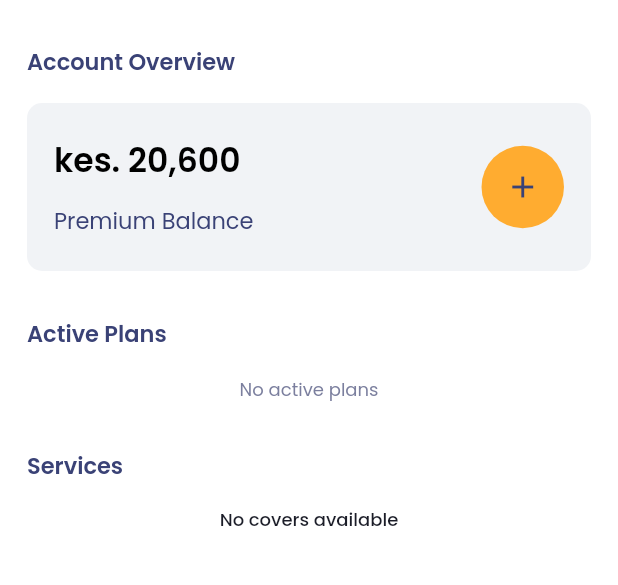
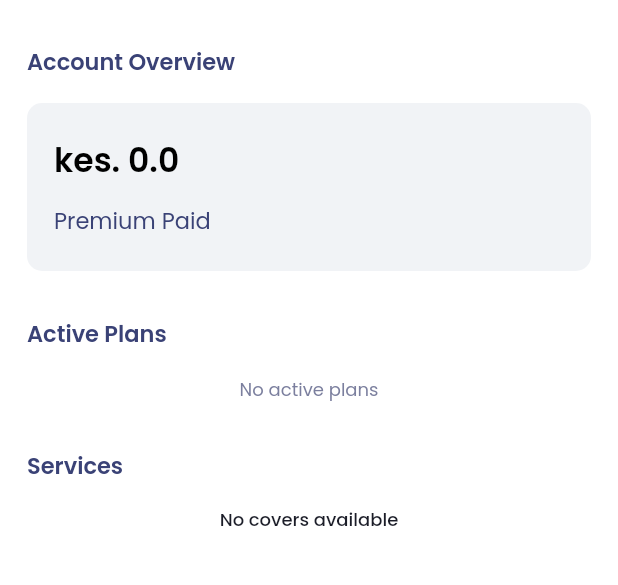
Before and after one commit to TunzaHq/tunza, a Flutter app: the HomePage screen opened directly, on a phone screen of 412 x 824 dp, the part 101-686 px from its top. Run offline on Flutter 3.47's test engine with Material 2 defaults, Android fonts, the phone set to English and light mode, and no system bars; our stand-ins replace camera, flutter_svg, geocoding, geolocator, google_fonts, image_picker and 2 more; missing offline and left inert: cloudinary; accounts and stored records are empty; network calls fail.

Commit message:
minor refactor

```diff
--- a/lib/ui/help/help.dart
+++ b/lib/ui/help/help.dart
@@ -154,7 +154,9 @@ class _HelpState extends State<Help> {
             const SizedBox(
               height: 20,
             ),
-            Padding(
+            Visibility(
+              visible: false,
+              child: Padding(
                 padding: const EdgeInsets.symmetric(horizontal: 20),
                 child: ExpansionPanelList(
                   expandedHeaderPadding: EdgeInsets.zero,
@@ -191,6 +193,7 @@ class _HelpState extends State<Help> {
                     );
                   }).toList(),
                 ),
+              ),
             )
           ]),
         ));
--- a/lib/ui/home/home_page.dart
+++ b/lib/ui/home/home_page.dart
@@ -137,7 +137,9 @@ class _HomePageState extends State<HomePage> with Glob {
                               child: Align(
                                   alignment: Alignment.center,
                                   child: Card(
-                                    color: Theme.of(context).colorScheme.background,
+                                    color: Theme.of(context)
+                                        .colorScheme
+                                        .background,
                                     child: Container(
                                         margin:
                                             const EdgeInsets.only(bottom: 20),
@@ -272,14 +274,14 @@ class _HomePageState extends State<HomePage> with Glob {
             crossAxisAlignment: CrossAxisAlignment.start,
             children: <Widget>[
               Text(
-                'kes. 20,600',
+                'kes. 0.0',
                 style: Theme.of(context).textTheme.headlineSmall,
               ),
               const SizedBox(
                 height: 12,
               ),
               Text(
-                'Premium Balance',
+                'Premium Paid',
                 style: Theme.of(context).textTheme.headlineMedium!.copyWith(
                       fontSize: 15,
                       fontWeight: FontWeight.w400,
@@ -287,7 +289,9 @@ class _HomePageState extends State<HomePage> with Glob {
               )
             ],
           ),
-          Container(
+          Visibility(
+            visible: false,
+            child: Container(
               height: 55,
               width: 55,
               decoration: BoxDecoration(
@@ -297,6 +301,7 @@ class _HomePageState extends State<HomePage> with Glob {
               child: const Center(
                 child: Icon(
                   Icons.add,
+                ),
               ),
             ),
           ),
@@ -365,7 +370,8 @@ class _HomePageState extends State<HomePage> with Glob {
                           border: Border.all(color: const Color(0xffD8D9E4))),
                       child: CircleAvatar(
                         radius: 22.0,
-                        backgroundColor: Theme.of(context).colorScheme.background,
+                        backgroundColor:
+                            Theme.of(context).colorScheme.background,
                         child: ClipRRect(
                           child: SvgPicture.asset(
                             send,
--- a/lib/ui/widgets/services.dart
+++ b/lib/ui/widgets/services.dart
@@ -47,10 +47,8 @@ Widget contentServices(BuildContext context, List<Map<String, dynamic>> data) {
                         borderRadius: BorderRadius.circular(8),
                         color: Theme.of(context).cardColor,
                       ),
-                      child: SvgPicture.network(
-                        value.img,
-                        color: Theme.of(context).iconTheme.color,
-                      ),
+                      alignment: Alignment.center,
+                      child: Text(value.title[0]),
                     ),
                     const SizedBox(
                       height: 8,
--- a/lib/util/globals.dart
+++ b/lib/util/globals.dart
@@ -1,10 +1,9 @@
-
 import 'package:cloudinary/cloudinary.dart';
 import 'package:shared_preferences/shared_preferences.dart';
 import 'package:tunza/data/requests.dart';
 
 mixin Glob {
-  final String baseUrl = 'https://tunza.mybackend.studio';
+  final String baseUrl = 'https://ddd5-105-163-158-78.ngrok-free.app';
 
   //Auth
   final String signIn = '/auth/login';
@@ -41,7 +40,7 @@ mixin Glob {
 }
 
 class Resources {
-  // SIngleton
+
   static final Resources _resources = Resources._internal();
 
   factory Resources() {
```
Also changed, not shown: pubspec.lock. Lines whose indentation alone changed are shown as unchanged.
